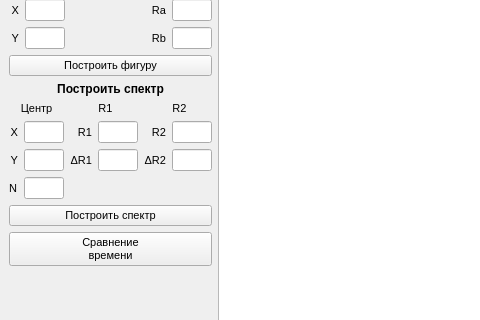
The window that lab_04/mainwindow.ui (AskaryanKarine/BMSTU-CG) describes before a commit, drawn with Qt 5; both pictures show x 0 to 480 and y 179 to 499 of the 904 by 660 pixel window.
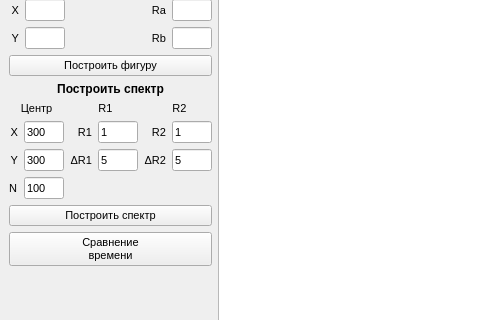
The same window after the commit.

```diff
--- a/lab_04/mainwindow.ui
+++ b/lab_04/mainwindow.ui
@@ -507,6 +507,9 @@
                   <height>16777215</height>
                  </size>
                 </property>
+                <property name="text">
+                 <string>300</string>
+                </property>
                </widget>
               </item>
              </layout>
@@ -531,6 +534,9 @@
                   <height>16777215</height>
                  </size>
                 </property>
+                <property name="text">
+                 <string>300</string>
+                </property>
                </widget>
               </item>
              </layout>
@@ -581,6 +587,9 @@
                   <height>16777215</height>
                  </size>
                 </property>
+                <property name="text">
+                 <string>1</string>
+                </property>
                </widget>
               </item>
              </layout>
@@ -605,6 +614,9 @@
                   <height>16777215</height>
                  </size>
                 </property>
+                <property name="text">
+                 <string>5</string>
+                </property>
                </widget>
               </item>
              </layout>
@@ -655,6 +667,9 @@
                   <height>16777215</height>
                  </size>
                 </property>
+                <property name="text">
+                 <string>1</string>
+                </property>
                </widget>
               </item>
              </layout>
@@ -679,6 +694,9 @@
                   <height>16777215</height>
                  </size>
                 </property>
+                <property name="text">
+                 <string>5</string>
+                </property>
                </widget>
               </item>
              </layout>
@@ -727,6 +745,9 @@
                 <height>16777215</height>
                </size>
               </property>
+              <property name="text">
+               <string>100</string>
+              </property>
              </widget>
             </item>
            </layout>
```
Left out of the diff: 2 changed lines with no effect on the pictures.
